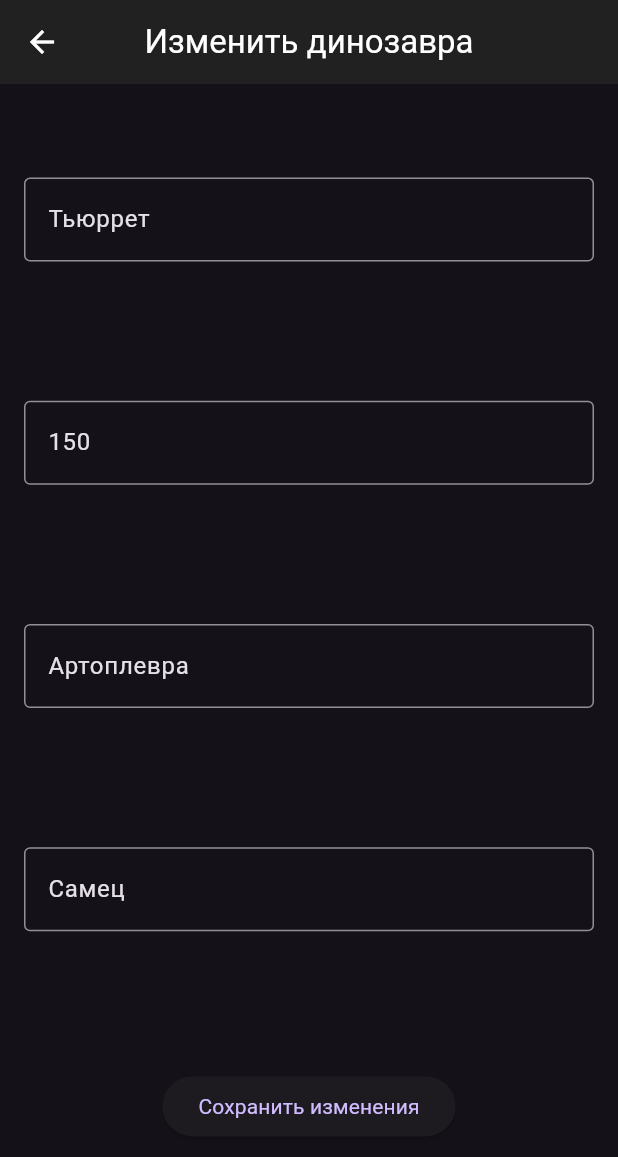
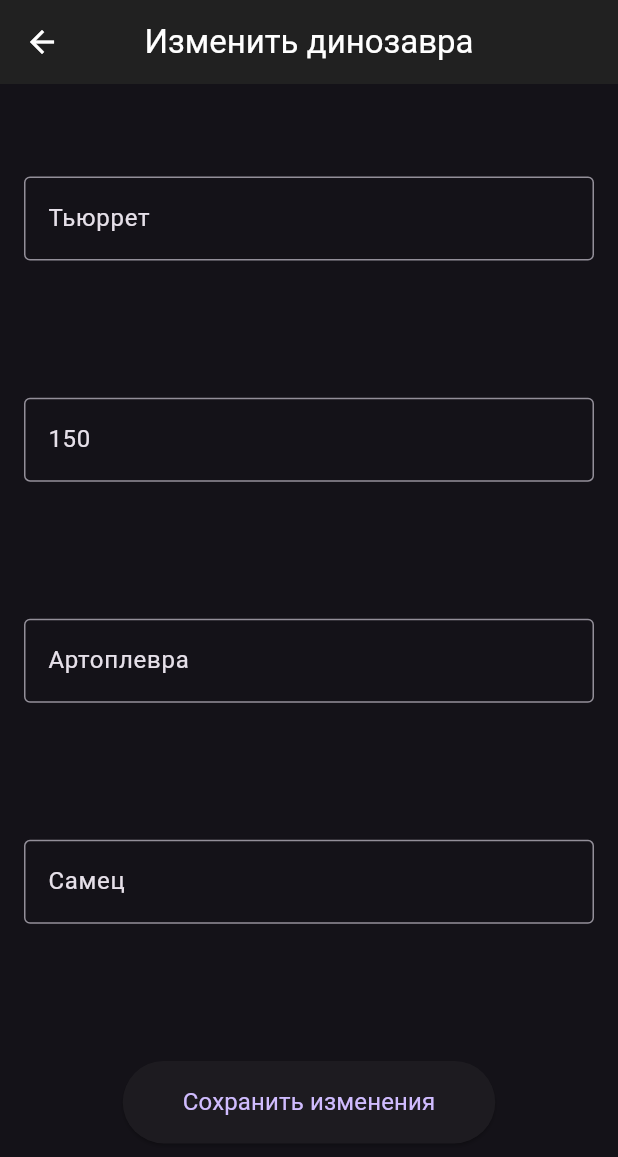
Before and after one commit to leushinilya/DinoManager, a Flutter app: the screen it shows after launch, after a tap on an icon or button, on a phone screen of 412 x 824 dp. Shown: the top 1157 px of the screen. Run offline on Flutter 3.47's test engine with Material 3 defaults, Android fonts, the phone set to English and light mode, and no system bars; statements that could not run were skipped.

Commit message:
Button widget added

```diff
--- /dev/null
+++ b/lib/ui/components/dino_button.dart
@@ -0,0 +1,32 @@
+import 'package:dino_manager/dino_app.dart';
+import 'package:dino_manager/ui/theme/theme_extension.dart';
+import 'package:flutter/material.dart';
+
+class DinoButton extends StatelessWidget {
+  const DinoButton({required this.text, required this.onPressed, super.key});
+
+  final String text;
+  final VoidCallback? onPressed;
+
+  @override
+  Widget build(BuildContext context) {
+    DinoThemeExtension theme = context.dinoTheme;
+    return ElevatedButton(
+        onPressed: onPressed,
+        style: ButtonStyle(
+          shape: WidgetStateProperty.all(
+            RoundedRectangleBorder(
+              borderRadius: BorderRadius.circular(theme.dimens.corners.cornerExtraLarge),
+            ),
+          ),
+          backgroundBuilder:
+        ),
+        child: Padding(
+          padding: EdgeInsets.all(theme.dimens.spacings.spacingL),
+          child: Text(
+            text,
+            style: theme.textStyles.body.b1,
+          ),
+        ));
+  }
+}
--- a/lib/ui/screens/dino_edit_screen.dart
+++ b/lib/ui/screens/dino_edit_screen.dart
@@ -1,3 +1,4 @@
+import 'package:dino_manager/ui/components/dino_button.dart';
 import 'package:flutter/material.dart';
 import 'package:dino_manager/models/dino.dart';
 
@@ -59,9 +60,9 @@ class DinoEditScreen extends StatelessWidget {
               ),
               controller: TextEditingController(text: dino?.gender.value),
             ),
-            ElevatedButton(
+            DinoButton(
               onPressed: () {},
-              child: const Text("Сохранить изменения"),
+              text: "Сохранить изменения",
             )
           ],
         ),
--- a/lib/ui/theme/typography/tipography.dart
+++ b/lib/ui/theme/typography/tipography.dart
@@ -1,4 +1,4 @@
-import 'dart:ui';
+import 'package:flutter/material.dart';
 
 import 'package:dino_manager/ui/theme/typography/typography_entity.dart';
 
@@ -6,39 +6,39 @@ const String roboto = "Roboto";
 
 final TextStyles textStyles = TextStyles(
   heading: Heading(
-    h1: TextStyle(
+    h1: const TextStyle(
       fontFamily: roboto,
       fontSize: 36,
       fontWeight: FontWeight.w500,
     ),
-    h2: TextStyle(
+    h2: const TextStyle(
       fontFamily: roboto,
       fontSize: 24,
       fontWeight: FontWeight.w500,
     ),
-    h3: TextStyle(
+    h3: const TextStyle(
       fontFamily: roboto,
       fontSize: 16,
       fontWeight: FontWeight.w500,
     ),
-    h4: TextStyle(
+    h4: const TextStyle(
       fontFamily: roboto,
       fontSize: 14,
       fontWeight: FontWeight.w500,
     ),
   ),
   body: Body(
-    b1: TextStyle(
+    b1: const TextStyle(
       fontFamily: roboto,
       fontSize: 16,
       fontWeight: FontWeight.w400,
     ),
-    b2: TextStyle(
+    b2: const TextStyle(
       fontFamily: roboto,
       fontSize: 14,
       fontWeight: FontWeight.w500,
     ),
-    b3: TextStyle(
+    b3: const TextStyle(
       fontFamily: roboto,
       fontSize: 12,
       fontWeight: FontWeight.w700,
--- a/lib/ui/theme/typography/typography_entity.dart
+++ b/lib/ui/theme/typography/typography_entity.dart
@@ -1,4 +1,4 @@
-import 'dart:ui';
+import 'package:flutter/material.dart';
 
 class TextStyles {
   TextStyles({
```
